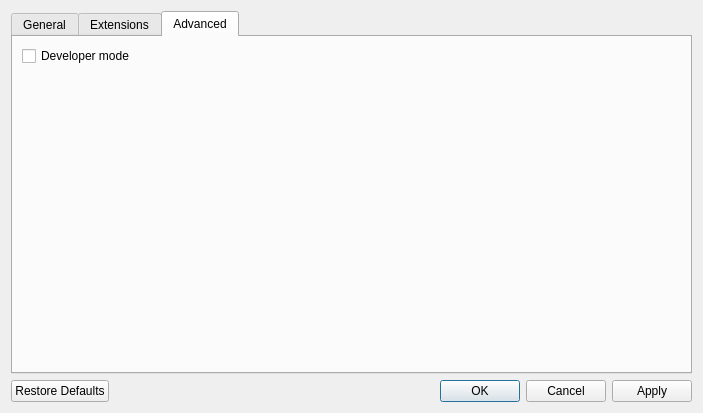
Qt form pyjibe/head/preferences.ui (AFM-analysis/PyJibe) before a commit.
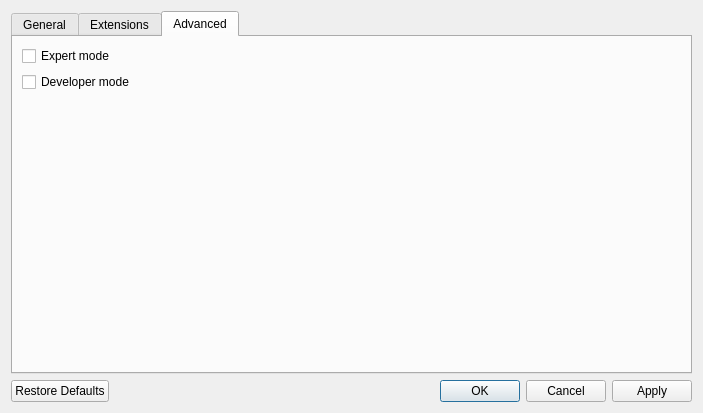
The same form after that commit. The open tabs and pages were chosen to show the change. Icons and pictures are not drawn.

Commit message: enh: add expert mode which is just a parital developer mode (close #22)

Diff of the .ui file:
```diff
--- a/pyjibe/head/preferences.ui
+++ b/pyjibe/head/preferences.ui
@@ -211,6 +211,13 @@
        <string>Advanced</string>
       </attribute>
       <layout class="QVBoxLayout" name="verticalLayout_2">
+       <item>
+        <widget class="QCheckBox" name="advanced_expert_mode">
+         <property name="text">
+          <string>Expert mode</string>
+         </property>
+        </widget>
+       </item>
        <item>
         <widget class="QCheckBox" name="advanced_developer_mode">
          <property name="text">
```
Left out of the diff: 34 changed lines with no effect on the pictures. The commit also changes 4 other files.
